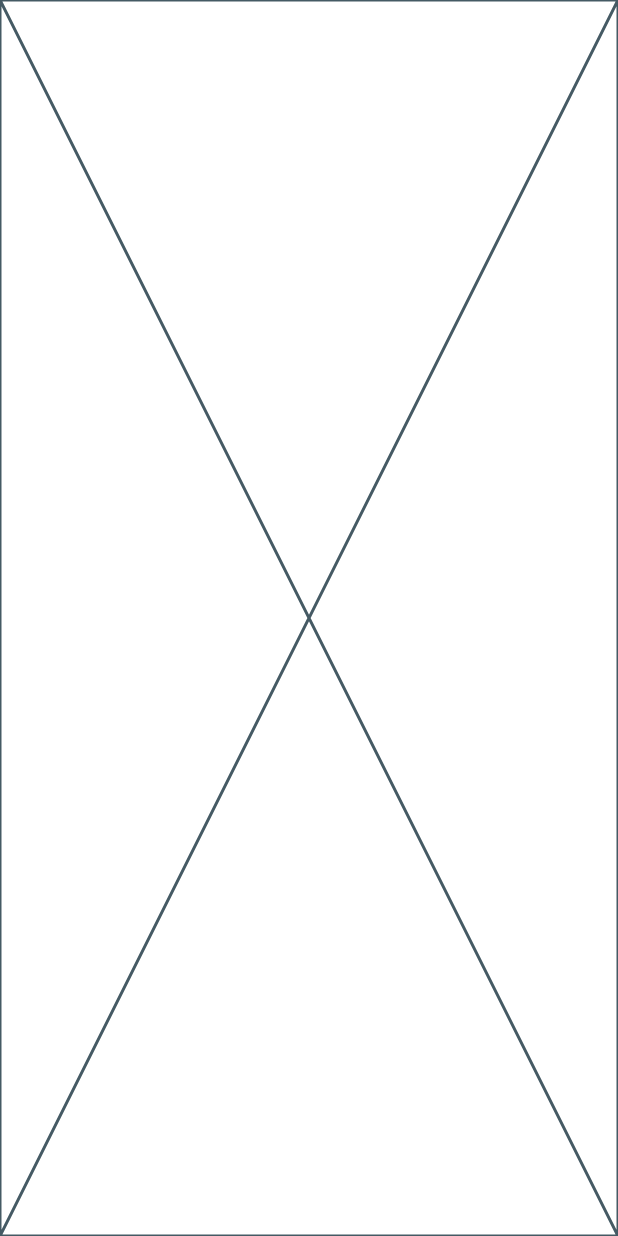
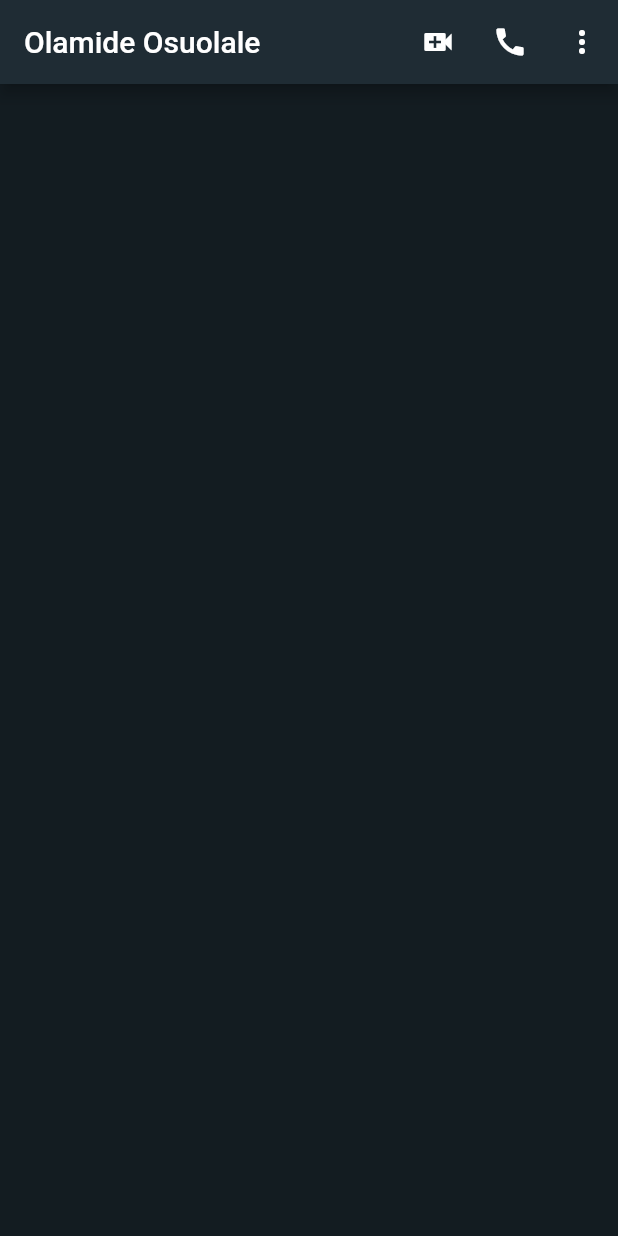
Before and after one commit to oluwajueda/whatsapp_fullstack, a Flutter app: the screen it shows after launch, on a phone screen of 412 x 824 dp. Run offline on Flutter 3.47's test engine with Material 2 defaults, Android fonts, the phone set to English and light mode, and no system bars.

```diff
--- a/lib/info.dart
+++ b/lib/info.dart
@@ -0,0 +1,122 @@
+const info = [
+  {
+    'name': 'Olamide Osuolale',
+    'message': 'Hey, how are you doing?',
+    'time': '3:53 pm',
+    'profilePic':
+        'https://upload.wikimedia.org/wikipedia/commons/8/85/Elon_Musk_Royal_Society_%28crop1%29.jpg',
+  },
+  {
+    'name': 'John Doe',
+    'message': 'Hello, whats up',
+    'time': '2:25 pm',
+    'profilePic':
+        'https://www.socialketchup.in/wp-content/uploads/2020/05/fi-vill-JOHN-DOE.jpg',
+  },
+  {
+    'name': 'Naman Ranawat',
+    'message': 'Hello, I want to sleep.',
+    'time': '1:03 pm',
+    'profilePic':
+        'https://media.cntraveler.com/photos/60596b398f4452dac88c59f8/16:9/w_3999,h_2249,c_limit/MtFuji-GettyImages-959111140.jpg',
+  },
+  {
+    'name': 'Dad',
+    'message': 'Call me, have some work',
+    'time': '12:06 pm',
+    'profilePic':
+        'https://pbs.twimg.com/profile_images/1419974913260232732/Cy_CUavB.jpg',
+  },
+  {
+    'name': 'Mom',
+    'message': 'You ate food?',
+    'time': '10:00 am',
+    'profilePic':
+        'https://uploads.dailydot.com/2018/10/olli-the-polite-cat.jpg?auto=compress%2Cformat&ixlib=php-3.3.0',
+  },
+  {
+    'name': 'Jurica',
+    'message': 'Yo!!!!! Long time, no see!?',
+    'time': '9:53 am',
+    'profilePic':
+        'https://images.unsplash.com/photo-1500648767791-00dcc994a43e?ixlib=rb-1.2.1&ixid=MnwxMjA3fDB8MHxzZWFyY2h8Mnx8cmFuZG9tJTIwcGVvcGxlfGVufDB8fDB8fA%3D%3D&auto=format&fit=crop&w=900&q=60',
+  },
+  {
+    'name': 'Albert Dera',
+    'message': 'Am I fat?',
+    'time': '7:25 am',
+    'profilePic':
+        'https://images.unsplash.com/photo-1506794778202-cad84cf45f1d?ixlib=rb-1.2.1&ixid=MnwxMjA3fDB8MHxzZWFyY2h8NXx8cmFuZG9tJTIwcGVvcGxlfGVufDB8fDB8fA%3D%3D&auto=format&fit=crop&w=900&q=60',
+  },
+  {
+    'name': 'Joseph',
+    'message': 'I am from International Olym...',
+    'time': '6:02 am',
+    'profilePic':
+        'https://images.unsplash.com/photo-1507003211169-0a1dd7228f2d?ixlib=rb-1.2.1&ixid=MnwxMjA3fDB8MHxzZWFyY2h8M3x8cmFuZG9tJTIwcGVvcGxlfGVufDB8fDB8fA%3D%3D&auto=format&fit=crop&w=900&q=60',
+  },
+  {
+    'name': 'Sikandar',
+    'message': 'Lets Code!',
+    'time': '4:56 am',
+    'profilePic':
+        'https://images.unsplash.com/photo-1619194617062-5a61b9c6a049?ixlib=rb-1.2.1&ixid=MnwxMjA3fDB8MHxzZWFyY2h8MTB8fHJhbmRvbSUyMHBlb3BsZXxlbnwwfHwwfHw%3D&auto=format&fit=crop&w=900&q=60',
+  },
+  {
+    'name': 'Ian Dooley',
+    'message': 'Images by Unsplash',
+    'time': '1:00 am',
+    'profilePic':
+        'https://images.unsplash.com/photo-1539571696357-5a69c17a67c6?ixlib=rb-1.2.1&ixid=MnwxMjA3fDB8MHxzZWFyY2h8NHx8cmFuZG9tJTIwcGVvcGxlfGVufDB8fDB8fA%3D%3D&auto=format&fit=crop&w=900&q=60',
+  },
+];
+
+const messages = [
+  {"isMe": false, "text": "Hey What is up with you!!", "time": "10:00 am"},
+  {"isMe": true, "text": "im fine,wbu?", "time": "11:00 am"},
+  {"isMe": false, "text": "I am great man!", "time": "11:01 am"},
+  {
+    "isMe": false,
+    "text": "Just messaged cuz I had some work.",
+    "time": "11:01 am"
+  },
+  {"isMe": true, "text": "Obviously, say", "time": "11:03 am"},
+  {
+    "isMe": false,
+    "text": "haha I wanted you to check out my new channel ^^",
+    "time": "11:04 am"
+  },
+  {
+    "isMe": true,
+    "text": " Sure, what is the channel name?",
+    "time": "11:05 am"
+  },
+  {
+    "isMe": false,
+    "text": "Rivaan Ranawat",
+    "time": "11:06 am",
+  },
+  {
+    "isMe": true,
+    "text": "Looks great to me!",
+    "time": "11:15 am",
+  },
+  {"isMe": false, "text": "Thanks bro!", "time": "11:17 am"},
+  {"isMe": false, "text": "Did you subscribe?", "time": "11:16 am"},
+  {"isMe": true, "text": "Yes, surely bro!", "time": "11:17 am"},
+  {
+    "isMe": false,
+    "text": "Cool, did you like the content?",
+    "time": "11:18 am",
+  },
+  {
+    "isMe": true,
+    "text": "I loved it?",
+    "time": "11:19 am",
+  },
+  {
+    "isMe": false,
+    "text": "OMG! Woah! Thanks!",
+    "time": "11:20 am",
+  },
+];
--- a/lib/screens/mobile_chat_screen.dart
+++ b/lib/screens/mobile_chat_screen.dart
@@ -1,11 +1,25 @@
+import 'package:flutter/material.dart';
 import 'package:flutter/src/widgets/framework.dart';
 import 'package:flutter/src/widgets/placeholder.dart';
+import 'package:whatsapp_full_stack/colors.dart';
+import 'package:whatsapp_full_stack/info.dart';
 
 class MobileChatScreen extends StatelessWidget {
   const MobileChatScreen({super.key});
 
   @override
   Widget build(BuildContext context) {
-    return const Placeholder();
+    return Scaffold(
+      appBar: AppBar(
+        backgroundColor: appBarColor,
+        title: Text(info[0]["name"].toString()),
+        centerTitle: false,
+        actions: [
+          IconButton(onPressed: () {}, icon: const Icon(Icons.video_call)),
+          IconButton(onPressed: () {}, icon: const Icon(Icons.call)),
+          IconButton(onPressed: () {}, icon: const Icon(Icons.more_vert)),
+        ],
+      ),
+    );
   }
 }
```
Also changed, not shown: lib/widgets/chat_list.dart (+28 -0 lines), lib/widgets/my_message_card.dart (+67 -0 lines).
